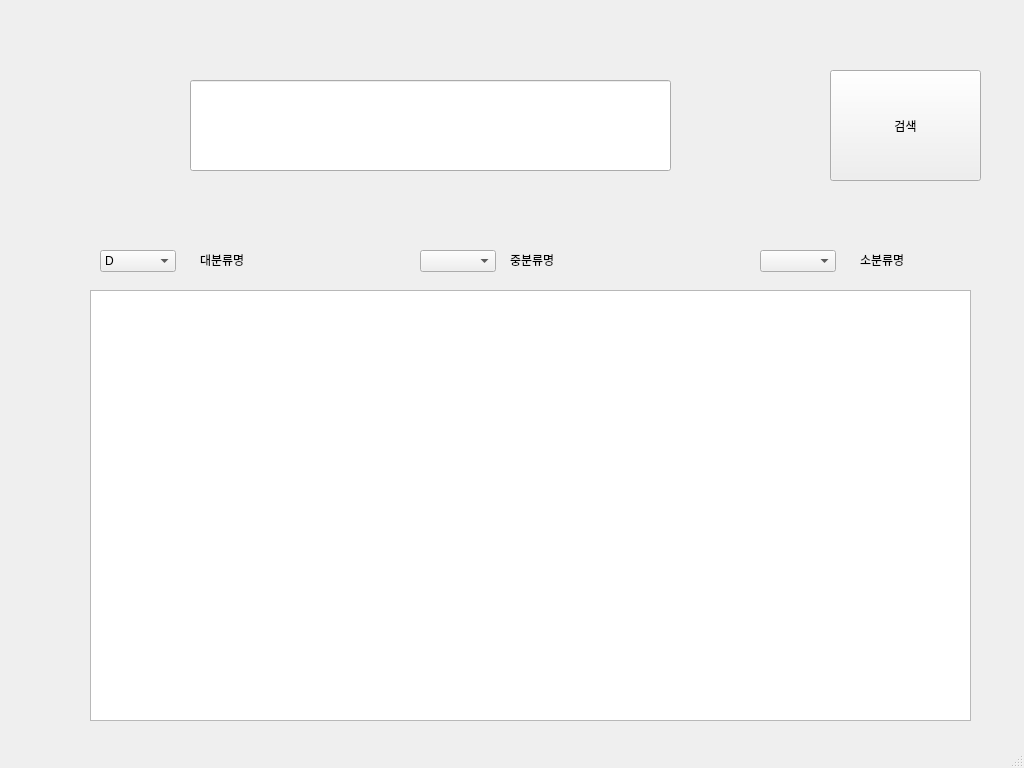
Above: Kitty/DB/main.ui from lacrosel/6team_project before the change. Below: the same form after it.
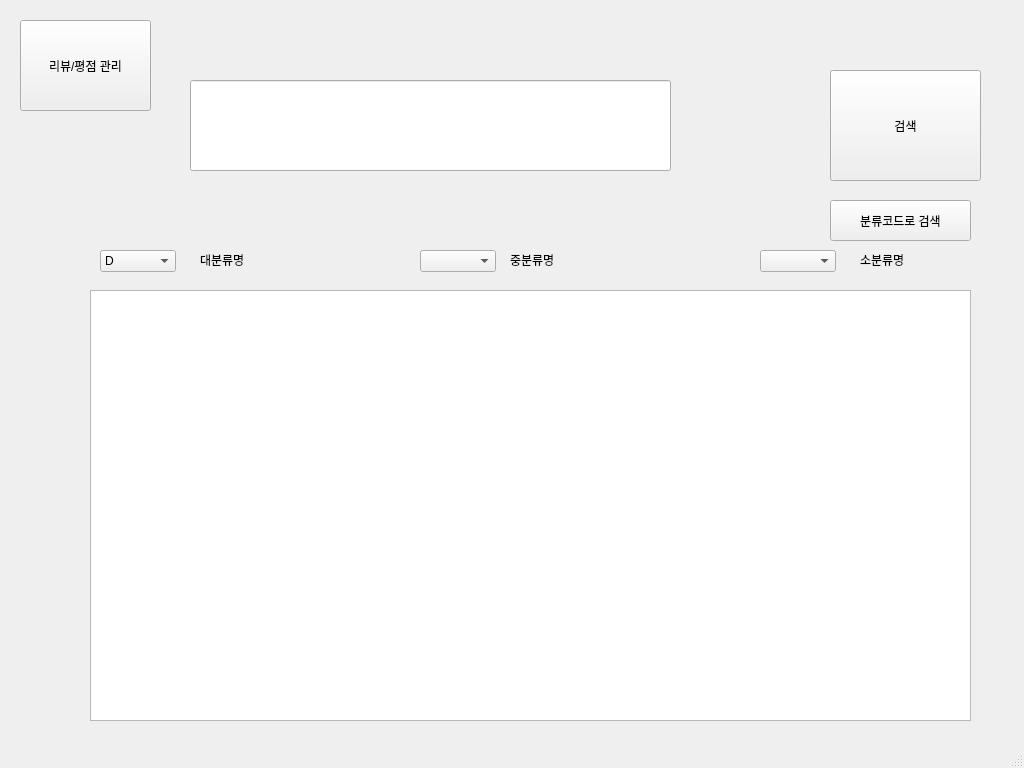
That is the form after the change.

Diff of the .ui file:
```diff
--- a/Kitty/DB/main.ui
+++ b/Kitty/DB/main.ui
@@ -132,7 +132,7 @@
        <rect>
         <x>200</x>
         <y>250</y>
-        <width>80</width>
+        <width>150</width>
         <height>20</height>
        </rect>
       </property>
@@ -145,7 +145,7 @@
        <rect>
         <x>510</x>
         <y>250</y>
-        <width>80</width>
+        <width>150</width>
         <height>20</height>
        </rect>
       </property>
@@ -158,7 +158,7 @@
        <rect>
         <x>860</x>
         <y>250</y>
-        <width>80</width>
+        <width>150</width>
         <height>20</height>
        </rect>
       </property>
@@ -166,6 +166,32 @@
        <string>소분류명</string>
       </property>
      </widget>
+     <widget class="QPushButton" name="pushButton_2">
+      <property name="geometry">
+       <rect>
+        <x>830</x>
+        <y>200</y>
+        <width>141</width>
+        <height>41</height>
+       </rect>
+      </property>
+      <property name="text">
+       <string>분류코드로 검색</string>
+      </property>
+     </widget>
+     <widget class="QPushButton" name="pushButton_3">
+      <property name="geometry">
+       <rect>
+        <x>20</x>
+        <y>20</y>
+        <width>131</width>
+        <height>91</height>
+       </rect>
+      </property>
+      <property name="text">
+       <string>리뷰/평점 관리</string>
+      </property>
+     </widget>
     </widget>
     <widget class="QWidget" name="page_2"/>
    </widget>
```
Left out of the diff: 9 changed lines with no effect on the pictures.
